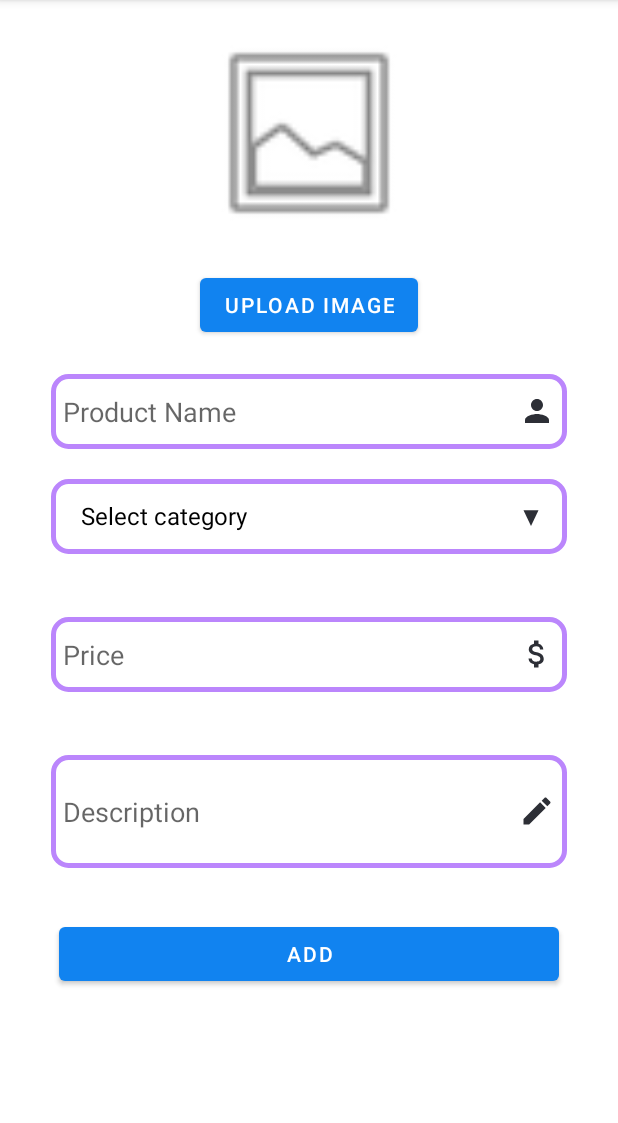
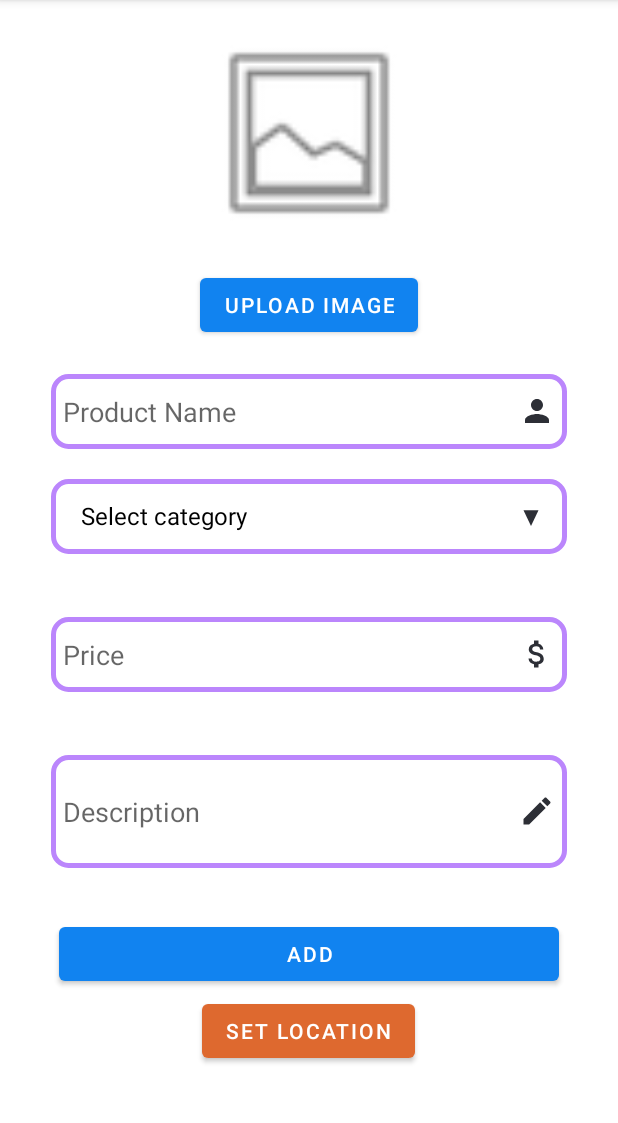
Before and after one commit to saw1232582000/CET343, an Android app: the fragment Property_Fragment placed in its activity, after a tap on "NEW", on a phone screen of 412 x 824 dp, the part 84-1207 px from its top. Run offline under Robolectric (Android 15) with nearby library versions, the phone set to English and light mode, and no system bars; 4 statements that could not run were skipped.

Commit message:
add: start geotagging feature

```diff
--- a/app/build.gradle
+++ b/app/build.gradle
@@ -29,13 +29,14 @@ android {
 }
 
 dependencies {
-
+    implementation 'com.google.android.gms:play-services-location:21.0.1'
     implementation 'androidx.appcompat:appcompat:1.6.1'
     implementation 'com.google.android.material:material:1.8.0'
     implementation 'androidx.constraintlayout:constraintlayout:2.1.4'
     implementation 'androidx.legacy:legacy-support-v4:1.0.0'
     implementation 'androidx.lifecycle:lifecycle-livedata-ktx:2.4.1'
     implementation 'androidx.lifecycle:lifecycle-viewmodel-ktx:2.4.1'
+    implementation 'com.google.android.gms:play-services-maps:19.0.0'
     testImplementation 'junit:junit:4.13.2'
     androidTestImplementation 'androidx.test.ext:junit:1.1.5'
     androidTestImplementation 'androidx.test.espresso:espresso-core:3.5.1'
--- /dev/null
+++ b/app/src/main/java/LocationHelper/MapActivityResultContract.java
@@ -0,0 +1,23 @@
+package LocationHelper;
+
+import android.content.Context;
+import android.content.Intent;
+
+import androidx.activity.result.contract.ActivityResultContract;
+import androidx.annotation.NonNull;
+import androidx.annotation.Nullable;
+
+import UI.MapActivity;
+
+public class MapActivityResultContract extends ActivityResultContract<Void, Intent> {
+    @NonNull
+    @Override
+    public Intent createIntent(@NonNull Context context, Void input) {
+        return new Intent(context, MapActivity.class);
+    }
+
+    @Override
+    public Intent parseResult(int resultCode, @Nullable Intent intent) {
+        return intent;
+    }
+}
--- a/app/src/main/java/UI/Property_Form_Fragment.java
+++ b/app/src/main/java/UI/Property_Form_Fragment.java
@@ -1,10 +1,12 @@
 package UI;
 
+import android.Manifest;
 import android.app.Activity;
 
 import android.content.DialogInterface;
 import android.content.Intent;
 import android.content.SharedPreferences;
+import android.content.pm.PackageManager;
 import android.graphics.Bitmap;
 import android.graphics.BitmapFactory;
 import android.net.Uri;
@@ -15,6 +17,7 @@ import androidx.activity.result.ActivityResultCallback;
 import androidx.activity.result.ActivityResultLauncher;
 import androidx.activity.result.contract.ActivityResultContracts;
 import androidx.appcompat.app.AlertDialog;
+import androidx.core.app.ActivityCompat;
 import androidx.fragment.app.DialogFragment;
 import androidx.fragment.app.Fragment;
 import androidx.fragment.app.FragmentManager;
@@ -55,8 +58,9 @@ import java.util.Locale;
 import DB_Context.DBContext;
 import DB_Context.ItemModel;
 import DB_Context.PropertyModel;
+import LocationHelper.LocationHelper;
 import SMSHelper.SMSHelper;
-
+import LocationHelper.MapActivityResultContract;
 
 public class Property_Form_Fragment extends Fragment {
     EditText item_name;
@@ -73,20 +77,23 @@ public class Property_Form_Fragment extends Fragment {
     ImageView share_image;
 
     Button delete_btn;
+    Button location_btn;
     public String current_mode;
     public String current_username;
     private String user_id;
     private String image_base64_string;
      private int is_purchased;
-
      private SMSHelper sms_service;
+    private LocationHelper locationHelper;
     DBContext dbContext;
     View ref_no_layout;
     List<ItemModel> item_list;
     String passed_item_id;
     int SELECT_PICTURE = 200;
     private ActivityResultLauncher<Intent> selectPictureLauncher;
-
+    private ActivityResultLauncher<Void> mapActivityResultLauncher;
+    private static final int REQUEST_MAP_LOCATION = 2;
+    private static final int REQUEST_LOCATION_PERMISSION = 1;
     DialogFragment dialogFragment = new DialogFragment();
     @Override
     public void onCreate(Bundle savedInstanceState) {
@@ -110,6 +117,31 @@ public class Property_Form_Fragment extends Fragment {
                     }
                 }
         );
+
+        // Initialize the ActivityResultLauncher with the custom contract
+        mapActivityResultLauncher = registerForActivityResult(new MapActivityResultContract(),
+                new ActivityResultCallback<Intent>() {
+                    @Override
+                    public void onActivityResult(Intent result) {
+                        if (result != null) {
+                            double latitude = result.getDoubleExtra("latitude", 0);
+                            double longitude = result.getDoubleExtra("longitude", 0);
+                            String address = locationHelper.getAddressFromLocation(latitude, longitude);
+                            //TODO:set the location in textbox
+//                            locationTextView.setText(address);
+
+                            // Save latitude and longitude with your item data if needed
+                        }
+                    }
+                });
+
+        // Check permissions
+        if (ActivityCompat.checkSelfPermission(requireContext(), Manifest.permission.ACCESS_FINE_LOCATION) != PackageManager.PERMISSION_GRANTED
+                && ActivityCompat.checkSelfPermission(requireContext(), Manifest.permission.ACCESS_COARSE_LOCATION) != PackageManager.PERMISSION_GRANTED) {
+            requestPermissions(new String[]{Manifest.permission.ACCESS_FINE_LOCATION, Manifest.permission.ACCESS_COARSE_LOCATION}, REQUEST_LOCATION_PERMISSION);
+        }
+
+
     }
     @Override
     public View onCreateView(LayoutInflater inflater, ViewGroup container,
@@ -143,7 +175,7 @@ public class Property_Form_Fragment extends Fragment {
         is_purchased_checkbox_linearlayout=form_view.findViewById(R.id.item_is_purchased_layout);
         item_category.setAdapter(item_category_adapter);
         share_image=form_view.findViewById(R.id.share_item);
-
+        location_btn=form_view.findViewById(R.id.location_btn);
         dbContext=new DBContext(Property_Form_Fragment.this.getActivity());
 
 
@@ -192,6 +224,13 @@ public class Property_Form_Fragment extends Fragment {
             description.setText(selected_item_description);
 
         }
+
+        location_btn.setOnClickListener(new View.OnClickListener() {
+            @Override
+            public void onClick(View view) {
+                mapActivityResultLauncher.launch(null);
+            }
+        });
 
         share_image.setOnClickListener(new View.OnClickListener() {
             @Override
--- a/app/src/main/res/layout/property_form_fragment.xml
+++ b/app/src/main/res/layout/property_form_fragment.xml
@@ -228,6 +228,22 @@
                 android:layout_marginHorizontal="20px"/>
         </LinearLayout>
 
+        <LinearLayout
+            android:layout_width="wrap_content"
+            android:layout_height="wrap_content"
+            android:layout_gravity="center"
+
+            android:orientation="horizontal">
+
+            <com.google.android.material.button.MaterialButton
+                android:layout_width="wrap_content"
+                android:layout_height="match_parent"
+                app:backgroundTint="#de692f"
+                android:id="@+id/location_btn"
+                android:text="Set location"
+                android:layout_marginTop="5px"
+                android:layout_marginHorizontal="20px"/>
+        </LinearLayout>
 
 
 
```
Also changed, not shown: app/src/main/AndroidManifest.xml (+10 -0 lines), app/src/main/java/DB_Context/DBContext.java (+75 -14 lines), app/src/main/java/DB_Context/ItemModel.java (+22 -1 lines), app/src/main/java/LocationHelper/LocationHelper.java (added, +59 -0 lines), app/src/main/java/UI/MapActivity.java (added, +66 -0 lines), app/src/main/res/layout/activity_map.xml (added, +24 -0 lines).
